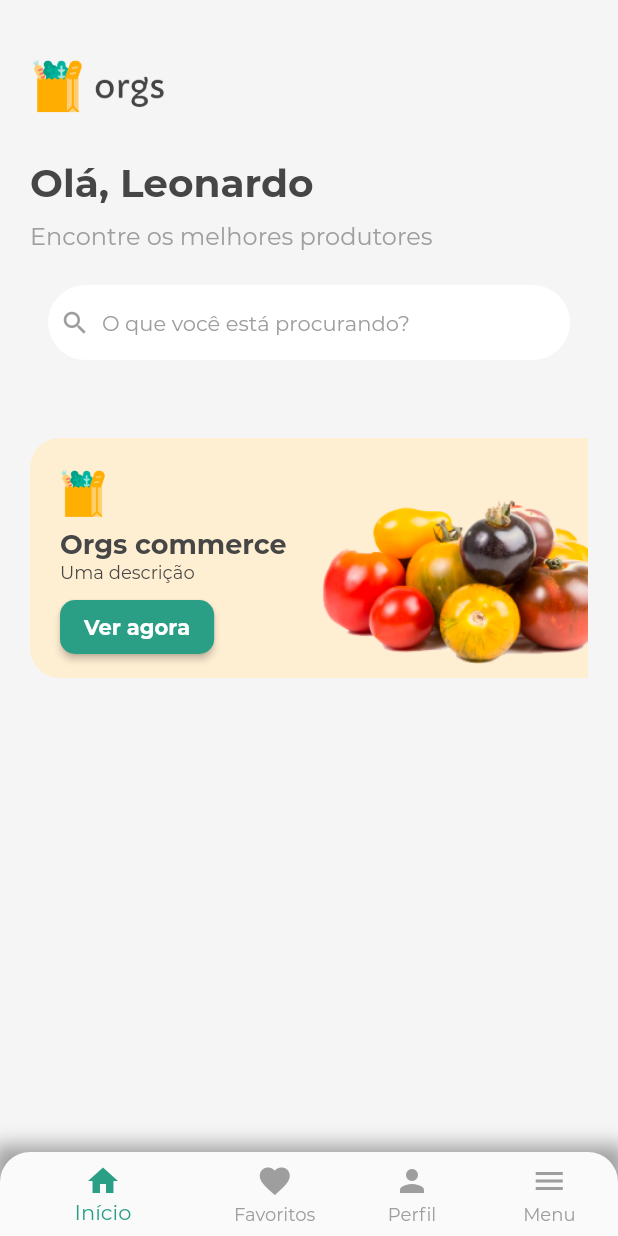
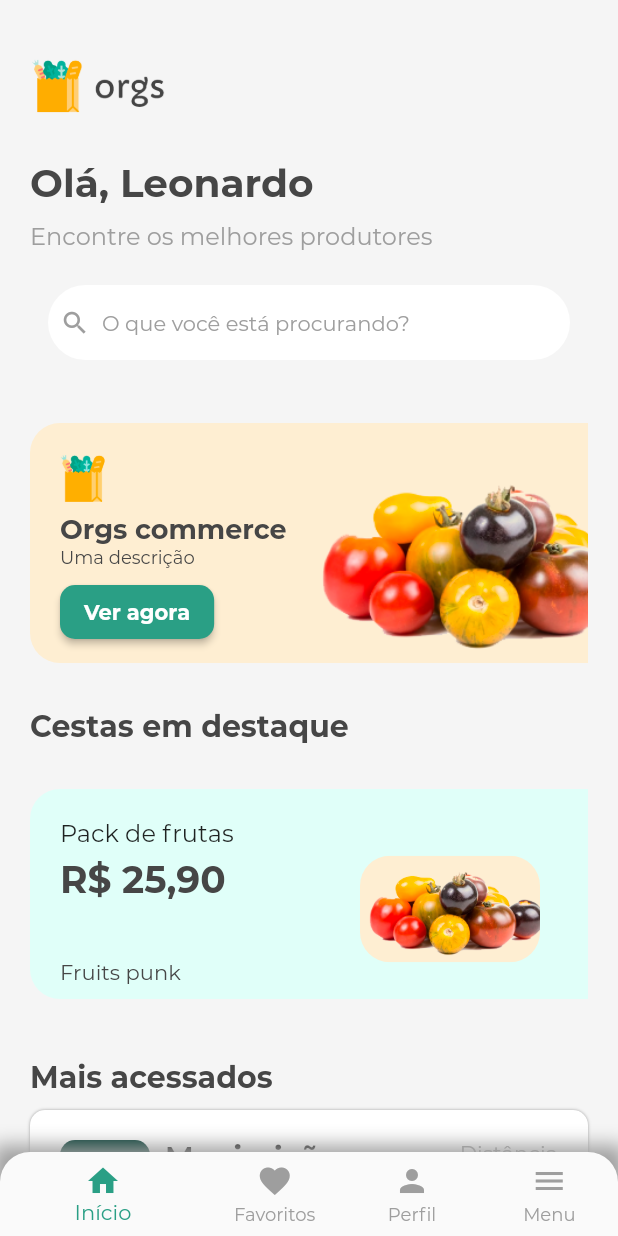
Before and after one commit to Leomhl/alura_ecommerceorgs, a Flutter app: the screen it shows after launch, on a phone screen of 412 x 824 dp. Run offline on Flutter 3.47's test engine with Material 2 defaults, Android fonts, the phone set to English and light mode, and no system bars; our stand-ins replace smooth_star_rating.

Commit message:
Finalização da tela home do app

```diff
--- a/lib/components/orgs_highlights_cards_list.dart
+++ b/lib/components/orgs_cards_list.dart
@@ -1,17 +1,19 @@
 import 'package:flutter/material.dart';
 
-import 'orgs_highlights_card.dart';
+class OrgsCardsList extends StatelessWidget {
+  final List<Widget> cards;
+  final double heightList;
 
-class OrgsHighlightsCardsList extends StatelessWidget {
-  final List<OrgsHighlightsCard> cards;
-
-  OrgsHighlightsCardsList({this.cards});
+  OrgsCardsList({
+    @required this.cards,
+    @required this.heightList
+  });
 
   @override
   Widget build(BuildContext context) {
     return Container(
         margin: EdgeInsets.symmetric(vertical: 20.0),
-        height: 160.0,
+        height: heightList,
         child: new ListView(
             scrollDirection: Axis.horizontal,
             children: cards
--- a/lib/components/orgs_highlights_card.dart
+++ b/lib/components/orgs_highlights_card.dart
@@ -5,8 +5,15 @@ class OrgsHighlightsCard extends StatelessWidget {
   final String title;
   final Color color;
   final String description;
+  final Function btnAction;
 
-  OrgsHighlightsCard({this.img, this.title, this.description, this.color});
+  OrgsHighlightsCard({
+    @required this.img,
+    @required this.title,
+    @required this.description,
+    @required this.color,
+    @required this.btnAction
+  });
 
   @override
   Widget build(BuildContext context) {
@@ -15,13 +22,13 @@ class OrgsHighlightsCard extends StatelessWidget {
       child: Container(
         width: 450,
         decoration: BoxDecoration(
-            color: Color.fromRGBO(254, 238, 210, 1),
+            color: color,
             borderRadius: BorderRadius.circular(20),
         ),
 
         child: Padding(
           padding: EdgeInsets.fromLTRB(20, 20, 20, 0),
-          child: Row(
+          child:   Row(
             children: [
               Column(
                 crossAxisAlignment: CrossAxisAlignment.start,
@@ -49,7 +56,7 @@ class OrgsHighlightsCard extends StatelessWidget {
                   ),
                   SizedBox(height: 5),
                   ElevatedButton(
-                    onPressed: (){},
+                    onPressed: btnAction,
                     child: Text(
                       'Ver agora',
                       style: TextStyle(
@@ -57,19 +64,17 @@ class OrgsHighlightsCard extends StatelessWidget {
                       ),
                     ),
                     style: ElevatedButton.styleFrom(
-                      primary: color,
+                      primary: Color.fromRGBO(42, 159, 133, 1),
                       shape: RoundedRectangleBorder(
                         borderRadius: BorderRadius.circular(10.0),
                       ),
                     ),
-                  ),
+                  )
                 ],
               ),
-              Expanded(
-                  child: Image.asset('assets/images/fruits.png')
+              Expanded(child: Image.asset(img)),
+            ],
           ),
-            ],
-          )
         ),
       ),
     );
--- a/lib/components/orgs_navigation_bar.dart
+++ b/lib/components/orgs_navigation_bar.dart
@@ -18,7 +18,7 @@ class OrgsNavigationBar extends StatelessWidget {
           topRight: Radius.circular(20),
           topLeft: Radius.circular(20),
         ),
-        child:BottomNavigationBar(
+        child: BottomNavigationBar(
           showUnselectedLabels: true,
           selectedItemColor: Color.fromRGBO(42, 159, 133, 1),
           unselectedItemColor: Colors.grey,
--- /dev/null
+++ b/lib/components/orgs_spotlight_card.dart
@@ -0,0 +1,85 @@
+import 'package:flutter/material.dart';
+
+class OrgsSpotlightCard extends StatelessWidget {
+  final String img;
+  final String price;
+  final String description;
+  final String place;
+  final Color color;
+
+  OrgsSpotlightCard({
+    @required this.img,
+    @required this.price,
+    @required this.description,
+    @required this.color,
+    @required this.place
+  });
+
+  @override
+  Widget build(BuildContext context) {
+    return Padding(
+      padding: const EdgeInsets.fromLTRB(0, 0, 10, 0),
+      child: Container(
+        width: 450,
+        decoration: BoxDecoration(
+          color: color,
+          borderRadius: BorderRadius.circular(20),
+        ),
+
+        child: Padding(
+          padding: EdgeInsets.fromLTRB(20, 20, 20, 0),
+          child: Row(
+            children: [
+              Column(
+                crossAxisAlignment: CrossAxisAlignment.start,
+                children: [
+                  Text(
+                    description,
+                    style: TextStyle(
+                      fontSize: 16,
+                      fontWeight: FontWeight.w400
+                    ),
+                  ),
+                  SizedBox(height: 5),
+                  Text(
+                    'R\$ $price',
+                    style: TextStyle(
+                        fontSize: 25,
+                        fontWeight: FontWeight.w700,
+                        color: Color.fromRGBO(70, 70, 70, 1)
+                    ),
+                  ),
+                  Expanded(
+                    child: Container(
+                      width: 200,
+                      alignment: Alignment.bottomLeft,
+                      child: Padding(
+                        padding: const EdgeInsets.fromLTRB(0, 0, 0, 10),
+                        child: Text(
+                          place,
+                          style: TextStyle(
+                            fontSize: 14,
+                            fontWeight: FontWeight.w400,
+                            color: Color.fromRGBO(70, 70, 70, 1)
+                          ),
+                        ),
+                      ),
+                    ),
+                  )
+                ],
+              ),
+              ClipRRect(
+                  borderRadius: BorderRadius.all(Radius.circular(20)),
+                  child: Container(
+                    color: Color.fromRGBO(254, 238, 210, 1),
+                    child: Image.asset('assets/images/fruits.png'),
+                    width: 120,
+                  ),
+              ),
+            ],
+          ),
+        ),
+      ),
+    );
+  }
+}
--- /dev/null
+++ b/lib/components/orgs_stores_card.dart
@@ -0,0 +1,80 @@
+import 'package:flutter/material.dart';
+import 'package:smooth_star_rating/smooth_star_rating.dart';
+
+class StoresCard extends StatelessWidget {
+  final String img;
+  final String title;
+  final String distance;
+
+  StoresCard({
+    @required this.img,
+    @required this.title,
+    @required this.distance
+  });
+
+  @override
+  Widget build(BuildContext context) {
+    return Container(
+      width: MediaQuery.of(context).size.width,
+      height: 100,
+      decoration: BoxDecoration(
+        borderRadius: BorderRadius.circular(10),
+        color: Colors.white,
+        boxShadow: [
+          BoxShadow(
+            color: Colors.grey,
+            blurRadius: 1.0,
+          )
+        ],
+      ),
+      child: Padding(
+        padding: const EdgeInsets.all(20.0),
+        child: Row(
+          children: [
+            ClipRRect(
+              borderRadius: BorderRadius.all(Radius.circular(10)),
+              child: Image.asset(
+                img,
+              ),
+            ),
+            SizedBox(width: 10,),
+            Column(
+              crossAxisAlignment: CrossAxisAlignment.start,
+              children: [
+                Text(
+                  title,
+                  style: TextStyle(
+                    fontSize: 20,
+                    fontWeight: FontWeight.w700
+                  ),
+                ),
+                SizedBox(height: 5,),
+                SmoothStarRating(
+                  rating: 5,
+                  color: Color.fromRGBO(42, 159, 133, 1),
+                  isReadOnly: false,
+                  starCount: 5,
+                ),
+              ],
+            ),
+
+            Expanded(
+              child: Column(
+                crossAxisAlignment: CrossAxisAlignment.end,
+                children: [
+                  Text(
+                    'Distância',
+                    style: TextStyle(
+                        color: Color.fromRGBO(163, 163, 163, 1)
+                    )
+                  ),
+                  Text('$distance km')
+                ],
+              ),
+            )
+          ],
+        ),
+      ),
+    );
+  }
+}
--- a/lib/screens/home_screen.dart
+++ b/lib/screens/home_screen.dart
@@ -1,8 +1,10 @@
 import 'package:flutter/material.dart';
 import 'package:proj/components/orgs_highlights_card.dart';
-import 'package:proj/components/orgs_highlights_cards_list.dart';
+import 'package:proj/components/orgs_cards_list.dart';
 import 'package:proj/components/orgs_navigation_bar.dart';
 import 'package:proj/components/orgs_search_bar.dart';
+import 'package:proj/components/orgs_spotlight_card.dart';
+import 'package:proj/components/orgs_stores_card.dart';
 
 class HomeScreen extends StatefulWidget {
   @override
@@ -13,7 +15,8 @@ class _HomeScreenState extends State<HomeScreen> {
   @override
   Widget build(BuildContext context) {
     return Scaffold(
-      body: Padding(
+      body: SingleChildScrollView(
+        child: Padding(
             padding: EdgeInsets.fromLTRB(20, 30, 20, 0),
             child: Column(
               crossAxisAlignment: CrossAxisAlignment.start,
@@ -39,28 +42,100 @@ class _HomeScreenState extends State<HomeScreen> {
                 ),
                 SizedBox(height: 10),
                 OrgsSearchBar(),
-              SizedBox(height: 20),
-              OrgsHighlightsCardsList(cards: [
+                SizedBox(height: 10),
+                OrgsCardsList(heightList: 160, cards: [
                   OrgsHighlightsCard(
-                  img: 'assets/images/logo.png',
+                    img: 'assets/images/fruits.png',
                     title: 'Orgs commerce',
                     description: 'Uma descrição',
-                  color: Color.fromRGBO(42, 159, 133, 1),
+                    color: Color.fromRGBO(254, 238, 210, 1),
+                    btnAction: (){},
                   ),
                   OrgsHighlightsCard(
-                  img: 'assets/images/logo.png',
+                    img: 'assets/images/fruits.png',
                     title: 'Lorem ipsum',
                     description: 'Uma descrição',
-                  color: Color.fromRGBO(42, 159, 133, 1),
+                    color: Color.fromRGBO(254, 238, 210, 1),
+                    btnAction: (){},
                   ),
                   OrgsHighlightsCard(
-                  img: 'assets/images/logo.png',
+                    img: 'assets/images/fruits.png',
                     title: 'Frutas gostosas',
                     description: 'Uma descrição',
-                  color: Color.fromRGBO(42, 159, 133, 1),
+                    color: Color.fromRGBO(254, 238, 210, 1),
+                    btnAction: (){},
                   ),
                 ]),
+                SizedBox(height: 10),
+                Text(
+                  'Cestas em destaque',
+                  style: TextStyle(
+                      fontSize: 20,
+                      fontWeight: FontWeight.w700,
+                      color: Color.fromRGBO(70, 70, 70, 1)
+                  ),
+                ),
+                SizedBox(height: 10),
+                OrgsCardsList(
+                  heightList: 140,
+                  cards: [
+                    OrgsSpotlightCard(
+                      img: 'assets/images/fruits.png',
+                      color: Color.fromRGBO(224, 255, 249, 1),
+                      description: 'Pack de frutas',
+                      place: 'Fruits punk',
+                      price: '25,90',
+                    ),
+                    OrgsSpotlightCard(
+                      img: 'assets/images/fruits.png',
+                      color: Color.fromRGBO(224, 255, 249, 1),
+                      description: 'Legumes frescos',
+                      place: 'Legume org',
+                      price: '27,90',
+                    ),
+                  ]
+                ),
+
+                SizedBox(height: 20),
+                Text(
+                  'Mais acessados',
+                  style: TextStyle(
+                    color: Color.fromRGBO(70, 70, 70, 1),
+                    fontWeight: FontWeight.w700,
+                    fontSize: 20,
+                  ),
+                ),
+                SizedBox(height: 10),
+                StoresCard(
+                  img: 'assets/images/store1.png',
+                  distance: '10',
+                  title: 'Manjericão',
+                ),
+                SizedBox(height: 10),
+                StoresCard(
+                  img: 'assets/images/store2.png',
+                  distance: '2',
+                  title: 'Agrotoy',
+                ),
+                SizedBox(height: 10),
+                StoresCard(
+                  img: 'assets/images/store3.png',
+                  distance: '12',
+                  title: 'Jenny Jack',
+                ),
+                SizedBox(height: 10),
+                StoresCard(
+                  img: 'assets/images/store4.png',
+                  distance: '10',
+                  title: 'Grow',
+                ),
+                StoresCard(
+                  img: 'assets/images/store5.png',
+                  distance: '5',
+                  title: 'Potager',
+                ),
               ],
+            ),
           ),
       ),
       bottomNavigationBar: OrgsNavigationBar(),
--- a/pubspec.yaml
+++ b/pubspec.yaml
@@ -15,6 +15,7 @@ dependencies:
     sdk: flutter
 
   cupertino_icons: ^1.0.2
+  smooth_star_rating: ^1.1.1
 
 dev_dependencies:
   flutter_test:
@@ -28,6 +29,11 @@ flutter:
     - assets/images/logo.png
     - assets/images/logo_icon.png
     - assets/images/fruits.png
+    - assets/images/store1.png
+    - assets/images/store2.png
+    - assets/images/store3.png
+    - assets/images/store4.png
+    - assets/images/store5.png
 
   # An image asset can refer to one or more resolution-specific "variants", see
   # https://flutter.dev/assets-and-images/#resolution-aware.
```
Also changed, not shown: assets/images/store1.png (added), assets/images/store2.png (added), assets/images/store3.png (added), assets/images/store4.png (added), assets/images/store5.png (added), pubspec.lock. Lines whose indentation alone changed are shown as unchanged.
